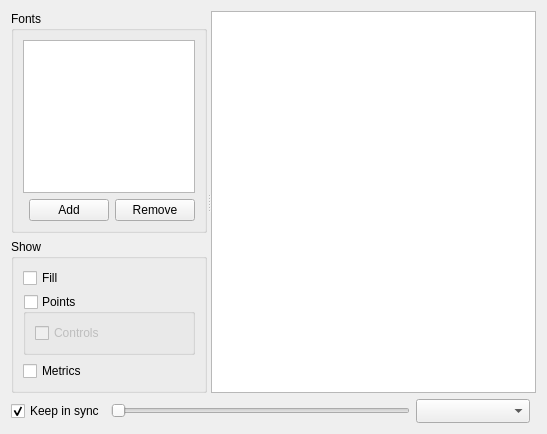
Old version of the form src/comparewidget.ui in the repository fontmatrix/fontmatrix.
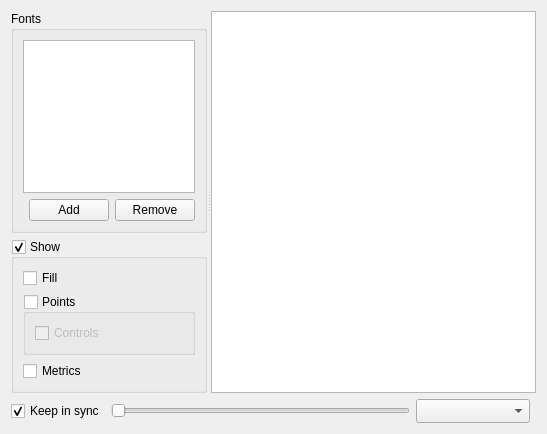
New version of the form. Custom widgets are drawn as their Qt base class.

Commit message: Improved - usability of the compare widget Fixed - metrics in compare widget were not scaled

```diff
--- a/src/comparewidget.ui
+++ b/src/comparewidget.ui
@@ -81,6 +81,9 @@
            <property name="title" >
             <string>Show</string>
            </property>
+           <property name="checkable" >
+            <bool>true</bool>
+           </property>
            <layout class="QGridLayout" name="gridLayout_16" >
             <item row="0" column="0" >
              <widget class="QCheckBox" name="compareFill" >
```
Left out of the diff: 2 changed lines with no effect on the pictures. The commit also changes 4 other files.
